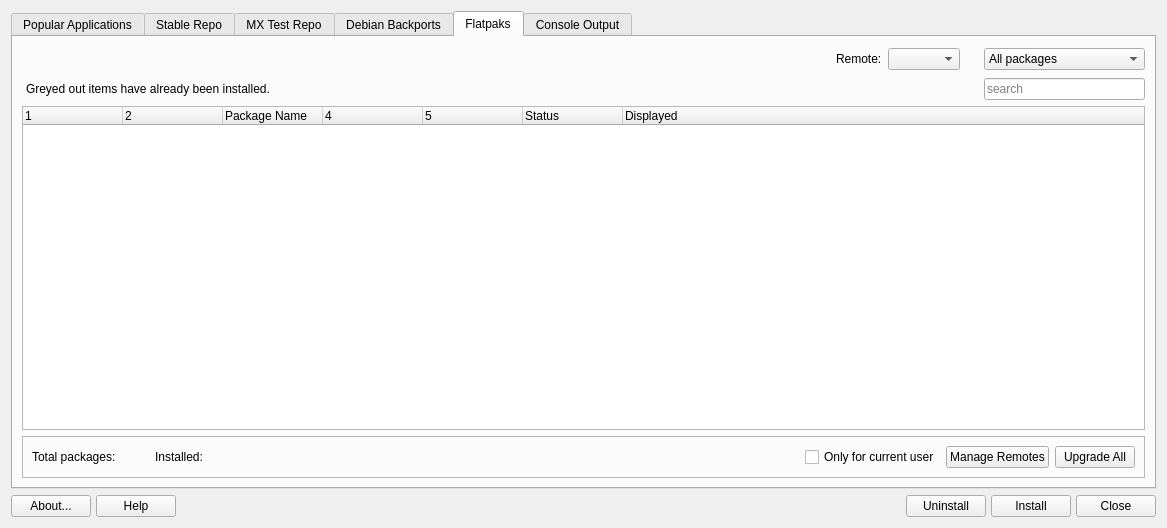
Before: the Qt Designer form mainwindow.ui in CachyOS/packageinstaller, drawn with Qt 5.
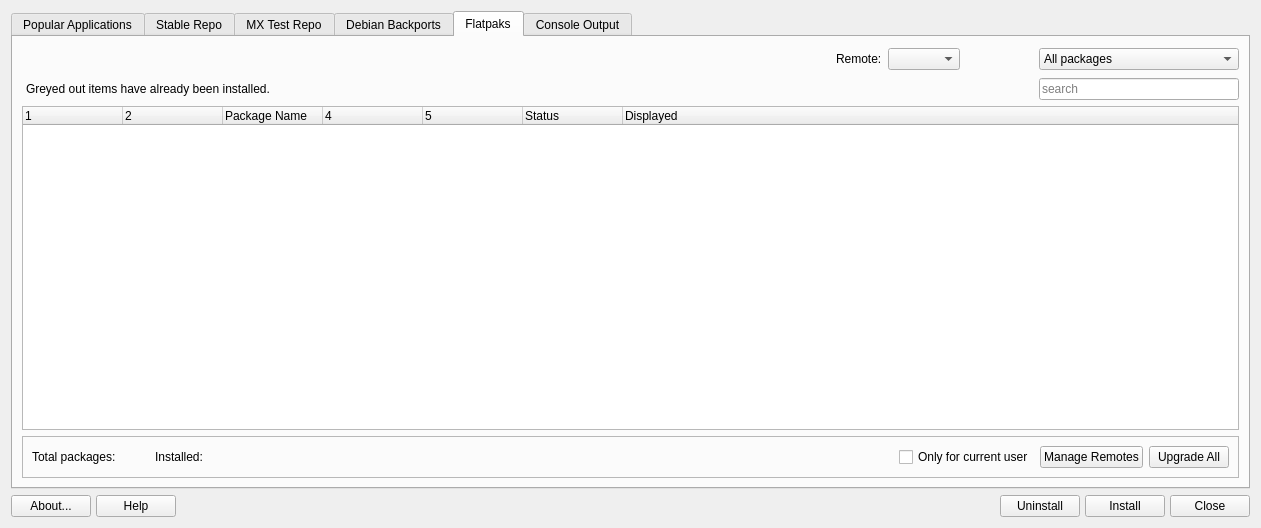
After: the same form once the commit is applied. Icons and pictures are not drawn.

Patch:
```diff
--- a/mainwindow.ui
+++ b/mainwindow.ui
@@ -6,7 +6,7 @@
    <rect>
     <x>0</x>
     <y>0</y>
-    <width>1167</width>
+    <width>1261</width>
     <height>528</height>
    </rect>
   </property>
```
Left out of the diff: 5 changed lines with no effect on the pictures.
